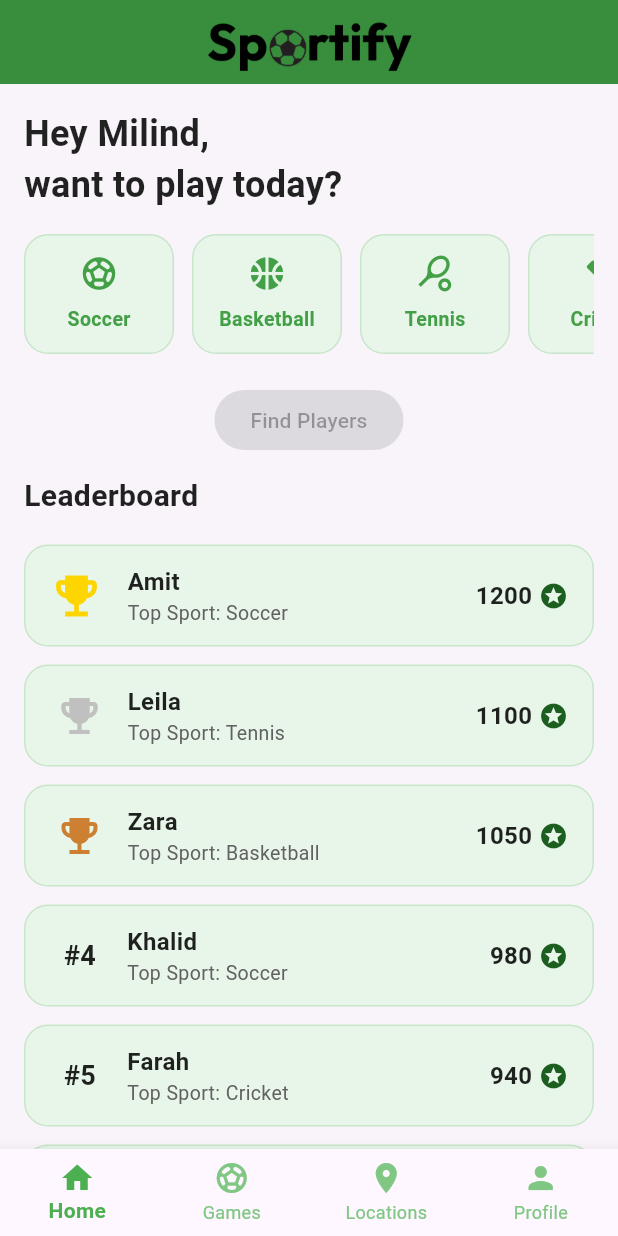
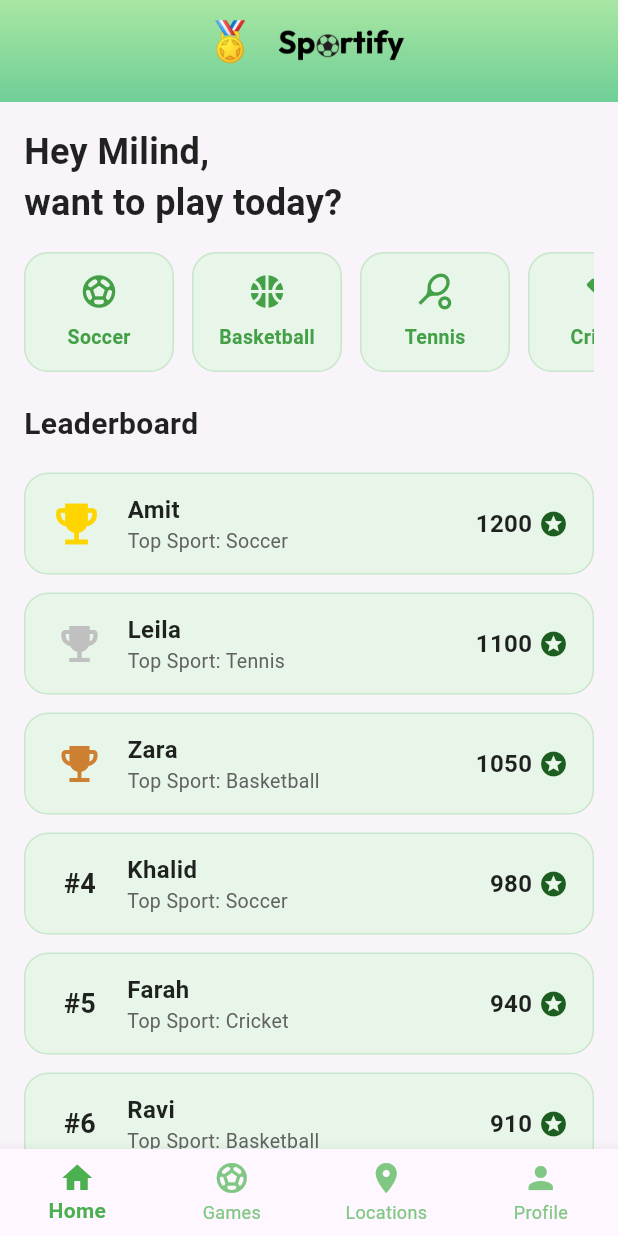
Before and after one commit to m-GDEV/Sportify, a Flutter app: the screen it shows after launch, on a phone screen of 412 x 824 dp. Run offline on Flutter 3.47's test engine with Material 3 defaults, Android fonts, the phone set to English and light mode, and no system bars.

Commit message:
changed title cards

```diff
--- a/lib/screens/home_screen.dart
+++ b/lib/screens/home_screen.dart
@@ -1,9 +1,7 @@
 import 'package:flutter/material.dart';
 import 'find_players_screen.dart';
-import 'profile_page.dart';
 import '../widgets/sport_card.dart';
 import '../widgets/leaderboard_card.dart';
-
 
 class HomeScreen extends StatefulWidget {
   const HomeScreen({Key? key}) : super(key: key);
@@ -39,12 +37,36 @@ class _HomeScreenState extends State<HomeScreen> {
   @override
   Widget build(BuildContext context) {
     return Scaffold(
-      appBar: AppBar(
-        title: Image.asset(
-          'lib/assets/Sportify_logo.png',
-          height: 65,
+      appBar: PreferredSize(
+        preferredSize: const Size.fromHeight(kToolbarHeight + 12),
+        child: Container(
+          decoration: const BoxDecoration(
+            gradient: LinearGradient(
+              colors: [
+                Color(0xFFA8E6A2),
+                Color(0xFF6FCF97),
+              ],
+              begin: Alignment.topCenter,
+              end: Alignment.bottomCenter,
+            ),
+          ),
+          child: AppBar(
+            backgroundColor: Colors.transparent,
+            elevation: 0,
+            centerTitle: true,
+            title: Row(
+              mainAxisSize: MainAxisSize.min,
+              children: [
+                const Text("🏅", style: TextStyle(fontSize: 26)),
+                const SizedBox(width: 10),
+                Image.asset(
+                  'lib/assets/Sportify_logo.png',
+                  height: 40,
+                ),
+              ],
+            ),
+          ),
         ),
-        centerTitle: true,
       ),
       body: SingleChildScrollView(
         child: Padding(
@@ -76,42 +98,11 @@ class _HomeScreenState extends State<HomeScreen> {
                 ),
               ),
               const SizedBox(height: 20),
-              Center(
-                child: ElevatedButton(
-                  onPressed: selectedSport != null
-                      ? () {
-                          Navigator.push(
-                            context,
-                            MaterialPageRoute(
-                              builder: (context) => FindPlayersScreen(
-                                selectedSport: selectedSport!,
-                              ),
-                            ),
-                          );
-                        }
-                      : null,
-                  child: const Text('Find Players'),
-                ),
-              ),
-              const SizedBox(height: 12),
               LeaderboardCard(players: leaderboardData),
-              const SizedBox(height: 24),
-              Center(
-                child: ElevatedButton(
-                  onPressed: () {
-                    Navigator.push(
-                      context,
-                      MaterialPageRoute(builder: (context) => ProfilePage()),
-                    );
-                  },
-                  child: const Text("Go to Profile"),
-                ),
-              ),
             ],
           ),
         ),
       ),
-
     );
   }
 }
```
Also changed, not shown: lib/screens/game_screen.dart (+13 -7 lines), lib/screens/review_locations_screen.dart (+36 -1 lines).
